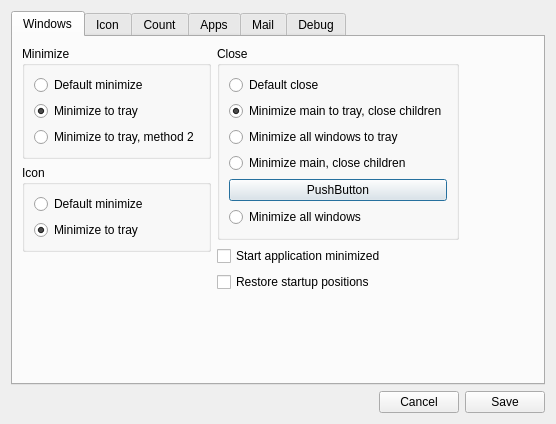
Ximi1970/systray-x, file app/SysTray-X/SysTray-X-app/preferences.ui: the form before one commit.
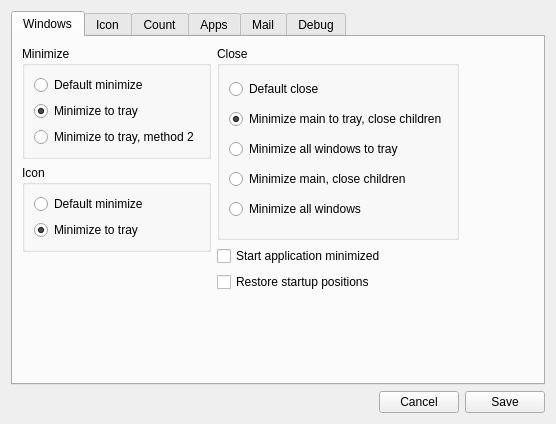
The form after the commit. The open tabs and pages were chosen to show the change. Icons and pictures are not drawn.

What changed in the file:
```diff
--- a/app/SysTray-X/SysTray-X-app/preferences.ui
+++ b/app/SysTray-X/SysTray-X-app/preferences.ui
@@ -91,13 +91,6 @@
               </attribute>
              </widget>
             </item>
-            <item>
-             <widget class="QPushButton" name="pushButton">
-              <property name="text">
-               <string>PushButton</string>
-              </property>
-             </widget>
-            </item>
             <item>
              <widget class="QRadioButton" name="minimizeAllWindowsRadioButton">
               <property name="text">
```
Left out of the diff: 12 changed lines with no effect on the pictures.
